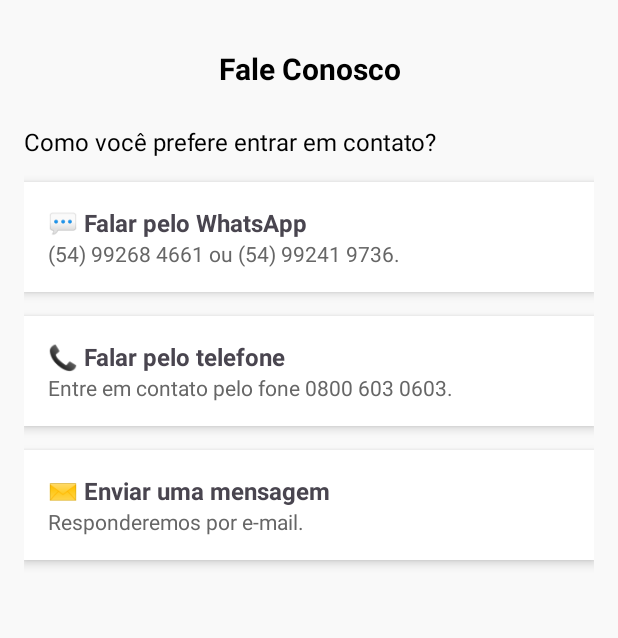
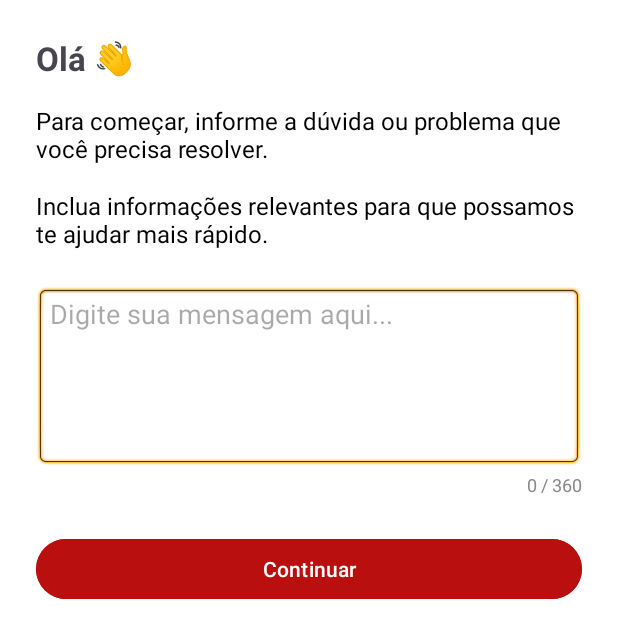
Before and after one commit to ElisianaC/Unifacilita, an Android app: the FaleConoscoActivity screen opened directly, with no data from a screen before it, after a tap on "✉️ Enviar uma mensagem", on a phone screen of 412 x 824 dp. Shown: the top 638 px of the screen. Run offline under Robolectric (Android 15) with nearby library versions, the phone set to English and light mode, and no system bars.

Commit message:
Unifacilita_Fale Conosco

```diff
--- a/app/src/main/AndroidManifest.xml
+++ b/app/src/main/AndroidManifest.xml
@@ -12,30 +12,33 @@
         android:supportsRtl="true"
         android:theme="@style/Theme.Unifacilita10"
         tools:targetApi="31">
+
+        <activity android:name=".MensagemActivity" android:exported="false" />
+
         <activity
             android:name=".ReuniaoActivity"
             android:exported="false" />
         <activity
             android:name=".FaleConoscoActivity"
-            android:exported="false"></activity>
+            android:exported="false"/>
         <activity
             android:name=".LoginFaculdadesActivity"
-            android:exported="false"></activity>
+            android:exported="false"/>
         <activity
             android:name=".HomeActivity"
-            android:exported="false"></activity>
+            android:exported="false"/>
         <activity
             android:name=".FaculdadesActivity"
-            android:exported="false"></activity>
+            android:exported="false"/>
         <activity
             android:name=".LoginActivity"
             android:exported="true">
             <intent-filter>
                 <action android:name="android.intent.action.MAIN" />
-
                 <category android:name="android.intent.category.LAUNCHER" />
             </intent-filter>
         </activity>
+
     </application>
 
 </manifest>
--- a/app/src/main/java/com/example/unifacilita10/FaleConoscoActivity.java
+++ b/app/src/main/java/com/example/unifacilita10/FaleConoscoActivity.java
@@ -1,8 +1,10 @@
 package com.example.unifacilita10;
 
+import android.content.Intent;
 import android.os.Bundle;
 import android.widget.LinearLayout;
 import android.widget.Toast;
+
 import androidx.appcompat.app.AppCompatActivity;
 
 public class FaleConoscoActivity extends AppCompatActivity {
@@ -22,7 +24,9 @@ public class FaleConoscoActivity extends AppCompatActivity {
         opcaoTelefone.setOnClickListener(v ->
                 Toast.makeText(this, "Entre em contato pelo fone 0800 603 0603", Toast.LENGTH_SHORT).show());
 
-        opcaoMensagem.setOnClickListener(v ->
-                Toast.makeText(this, "Abrir formulário de mensagem", Toast.LENGTH_SHORT).show());
+        opcaoMensagem.setOnClickListener(v -> {
+            Intent intent = new Intent(FaleConoscoActivity.this, MensagemActivity.class);
+            startActivity(intent);
+        });
     }
 }
--- /dev/null
+++ b/app/src/main/java/com/example/unifacilita10/MensagemActivity.java
@@ -0,0 +1,48 @@
+package com.example.unifacilita10;
+
+import android.os.Bundle;
+import android.text.Editable;
+import android.text.TextWatcher;
+import android.widget.Button;
+import android.widget.EditText;
+import android.widget.TextView;
+import android.widget.Toast;
+
+import androidx.appcompat.app.AppCompatActivity;
+
+public class MensagemActivity extends AppCompatActivity {
+
+    private EditText editMensagem;
+    private TextView txtContador;
+    private Button btnContinuar;
+
+    @Override
+    protected void onCreate(Bundle savedInstanceState) {
+        super.onCreate(savedInstanceState);
+        setContentView(R.layout.activity_mensagem);
+
+        editMensagem = findViewById(R.id.editMensagem);
+        txtContador = findViewById(R.id.txtContador);
+        btnContinuar = findViewById(R.id.btnContinuar);
+
+        // Atualiza contador de caracteres
+        editMensagem.addTextChangedListener(new TextWatcher() {
+            @Override public void beforeTextChanged(CharSequence s, int start, int count, int after) {}
+            @Override public void onTextChanged(CharSequence s, int start, int before, int count) {
+                txtContador.setText(s.length() + " / 360");
+            }
+            @Override public void afterTextChanged(Editable s) {}
+        });
+
+        // Ação do botão
+        btnContinuar.setOnClickListener(v -> {
+            String mensagem = editMensagem.getText().toString().trim();
+            if (mensagem.isEmpty()) {
+                Toast.makeText(this, "Por favor, escreva sua mensagem.", Toast.LENGTH_SHORT).show();
+            } else {
+                Toast.makeText(this, "Mensagem enviada com sucesso!", Toast.LENGTH_SHORT).show();
+                finish(); // volta para a tela anterior
+            }
+        });
+    }
+}
--- a/app/src/main/res/drawable/borda_azul.xml
+++ /dev/null
@@ -1,8 +0,0 @@
-<shape xmlns:android="http://schemas.android.com/apk/res/android"
-    android:shape="rectangle">
-    <solid android:color="#E0F7FA" />
-    <corners android:radius="12dp" />
-    <stroke
-        android:width="1dp"
-        android:color="@android:color/holo_blue_dark" />
-</shape>
--- a/app/src/main/res/drawable/ic_whatsapp.xml
+++ /dev/null
@@ -1,4 +0,0 @@
-<?xml version="1.0" encoding="utf-8"?>
-<selector xmlns:android="http://schemas.android.com/apk/res/android">
-
-</selector>
--- /dev/null
+++ b/app/src/main/res/layout/activity_mensagem.xml
@@ -0,0 +1,87 @@
+<?xml version="1.0" encoding="utf-8"?>
+<androidx.constraintlayout.widget.ConstraintLayout
+    xmlns:android="http://schemas.android.com/apk/res/android"
+    xmlns:app="http://schemas.android.com/apk/res-auto"
+    android:layout_width="match_parent"
+    android:layout_height="match_parent"
+    android:padding="24dp"
+    android:background="#FFFFFF">
+
+    <!-- Saudação -->
+    <TextView
+        android:id="@+id/txtOla"
+        android:layout_width="wrap_content"
+        android:layout_height="wrap_content"
+        android:text="Olá 👋"
+        android:textSize="22sp"
+        android:textStyle="bold"
+        app:layout_constraintTop_toTopOf="parent"
+        app:layout_constraintStart_toStartOf="parent"/>
+
+    <!-- Instrução 1 -->
+    <TextView
+        android:id="@+id/txtInstrucao1"
+        android:layout_width="0dp"
+        android:layout_height="wrap_content"
+        android:text="Para começar, informe a dúvida ou problema que você precisa resolver."
+        android:textSize="16sp"
+        android:textColor="#000000"
+        app:layout_constraintTop_toBottomOf="@id/txtOla"
+        app:layout_constraintStart_toStartOf="parent"
+        app:layout_constraintEnd_toEndOf="parent"
+        android:layout_marginTop="16dp"/>
+
+    <!-- Instrução 2 -->
+    <TextView
+        android:id="@+id/txtInstrucao2"
+        android:layout_width="0dp"
+        android:layout_height="wrap_content"
+        android:text="Inclua informações relevantes para que possamos te ajudar mais rápido."
+        android:textSize="16sp"
+        android:textColor="#000000"
+        app:layout_constraintTop_toBottomOf="@id/txtInstrucao1"
+        app:layout_constraintStart_toStartOf="parent"
+        app:layout_constraintEnd_toEndOf="parent"
+        android:layout_marginTop="16dp"/>
+
+    <!-- Campo de mensagem -->
+    <EditText
+        android:id="@+id/editMensagem"
+        android:layout_width="0dp"
+        android:layout_height="120dp"
+        android:hint="Digite sua mensagem aqui..."
+        android:gravity="top|start"
+        android:background="@android:drawable/editbox_background"
+        android:inputType="textMultiLine"
+        android:maxLength="360"
+        app:layout_constraintTop_toBottomOf="@id/txtInstrucao2"
+        app:layout_constraintStart_toStartOf="parent"
+        app:layout_constraintEnd_toEndOf="parent"
+        android:layout_marginTop="24dp"/>
+
+    <!-- Contador de caracteres -->
+    <TextView
+        android:id="@+id/txtContador"
+        android:layout_width="wrap_content"
+        android:layout_height="wrap_content"
+        android:text="0 / 360"
+        android:textColor="#888888"
+        android:textSize="12sp"
+        app:layout_constraintTop_toBottomOf="@id/editMensagem"
+        app:layout_constraintEnd_toEndOf="parent"
+        android:layout_marginTop="4dp"/>
+
+    <!-- Botão Continuar -->
+    <Button
+        android:id="@+id/btnContinuar"
+        android:layout_width="0dp"
+        android:layout_height="wrap_content"
+        android:text="Continuar"
+        android:backgroundTint="#BA0F0F"
+        android:textColor="@android:color/white"
+        app:layout_constraintTop_toBottomOf="@id/txtContador"
+        app:layout_constraintStart_toStartOf="parent"
+        app:layout_constraintEnd_toEndOf="parent"
+        android:layout_marginTop="24dp"/>
+
+</androidx.constraintlayout.widget.ConstraintLayout>
```
